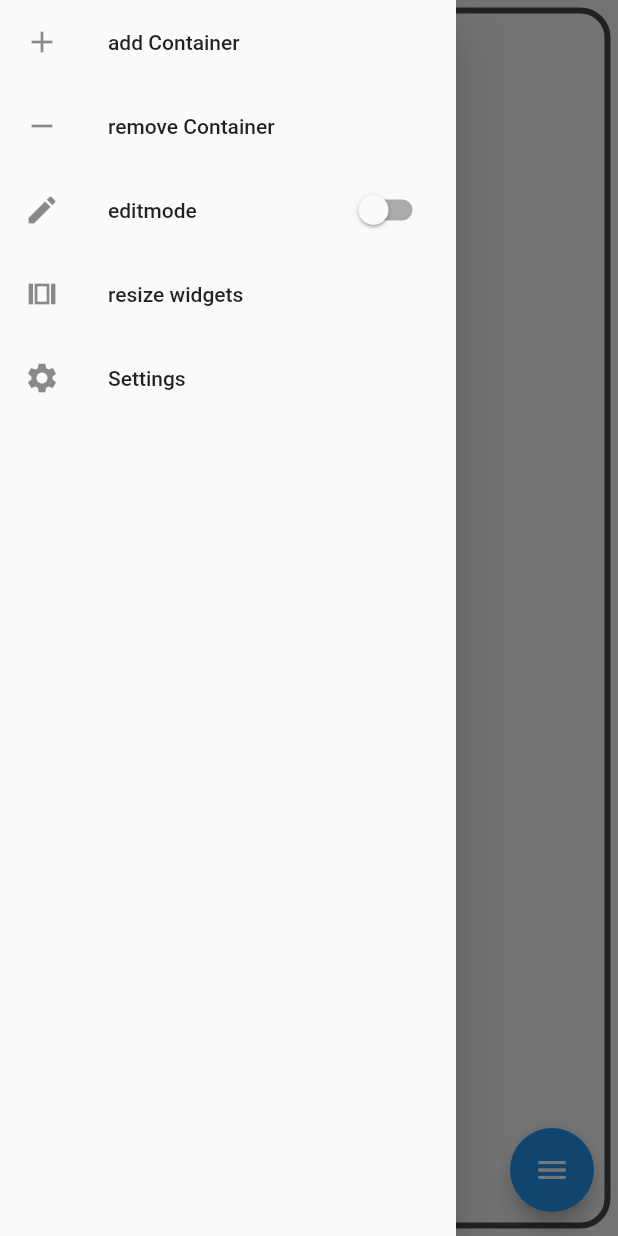
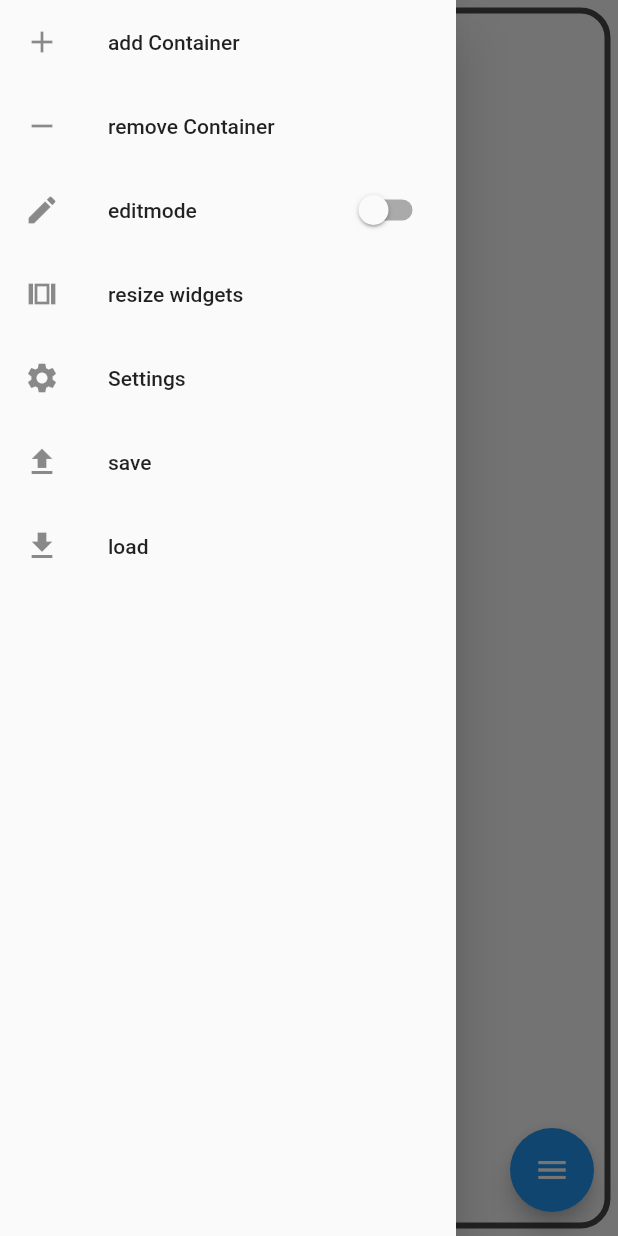
Before and after one commit to Projektkurs/smartclock, a Flutter app: the screen it shows after launch, with the side drawer open, on a phone screen of 412 x 824 dp. Run offline on Flutter 3.47's test engine with Material 2 defaults, Android fonts, the phone set to English and light mode, and no system bars.

Commit message:
changed configmenu to global variable
as every component needs to access the same function, it makes no sense
to parse it down always. This also makes it impossible to make json
files sideloadable between devices as they would need the same binary to
start with which is with different architectures not the case

```diff
--- a/lib/component/component.dart
+++ b/lib/component/component.dart
@@ -9,14 +9,14 @@ abstract class Component extends StatefulWidget {
   Component({
     required Key key,
     required this.gconfig,
-    required this.configMenu
   }): super(key: key);
   //todo: configMenu should be final
-  Function configMenu;
   GeneralConfig gconfig;
   bool built=false;
   Function? setState;
   @override
+    Map<String, dynamic> toJson() => {
+  };
   State<Component> createState() => ComponentState();
 }
 
@@ -56,7 +56,7 @@ mixin ComponentBuild<Parent extends Component>
       {
         return GestureDetector(
           onDoubleTap:
-          (){widget.configMenu([widget.key!],Parent,widget.gconfig,constraints.maxWidth,constraints.maxHeight);},
+          (){configmenu([widget.key!],Parent,widget.gconfig,constraints.maxWidth,constraints.maxHeight);},
           child:Container(
           alignment: Alignment.center,
           // 5px and 20px should be changed to a value relative to screen size
--- a/lib/component/components/clock.dart
+++ b/lib/component/components/clock.dart
@@ -18,10 +18,9 @@ class Clock extends Component
     required Key key,
     required gconfig,
     this.datetime,
-    required configMenu,
     isLive,
   })  : isLive = isLive ?? (datetime == null),
-        super(key: key,gconfig:gconfig,configMenu: configMenu);
+        super(key: key,gconfig:gconfig);
 
     Map<String, dynamic> toJson() => {
     'type':'clock'
--- a/lib/component/components/empty.dart
+++ b/lib/component/components/empty.dart
@@ -12,15 +12,13 @@ class Empty extends Component
     required this.gconfig,
     required this.resizeWidget,
     required this.replaceChildren,
-    required configMenu,
     })
-    : super(key: key,gconfig:gconfig,configMenu:configMenu);
+    : super(key: key,gconfig:gconfig,);
   final GeneralConfig<EmptyComponentConfig> gconfig;
   final Function resizeWidget;
   final Function replaceChildren;
   Map<String, dynamic> toJson() => {
     'type':'empty'
-
   };
   @override
   EmptyState createState() => EmptyState();
@@ -29,7 +27,6 @@ class Empty extends Component
 class EmptyState extends State<Empty> with ComponentBuild<Empty>
 {
   replace(){
-    widget.gconfig.cconfig.replacement.configMenu=widget.configMenu;
     widget.replaceChildren(widget.key, widget.gconfig.cconfig.replacement);
   }
   @override
--- a/lib/component/components/example.dart
+++ b/lib/component/components/example.dart
@@ -15,7 +15,7 @@ class ExampleComponent extends Component
     required this.resizeWidget,
     required configMenu,
     })
-    : super(key: key,gconfig:gconfig,configMenu:configMenu);
+    : super(key: key,gconfig:gconfig);
   @override
   final GeneralConfig<EmptyComponentConfig> gconfig;
   final Function resizeWidget;
--- a/lib/component/generalconfig.dart
+++ b/lib/component/generalconfig.dart
@@ -12,6 +12,13 @@ class GeneralConfig<ContentType>{
     ContentType cconfig;
     Type type;
     Function? configMenu;
+  Map<String, dynamic> toJson() => {
+    'flex':flex,
+    'type':type,
+    'theme':theme,
+    'configmenu':configMenu,
+    'cconfig':cconfig
+  };
   }
 
 class EmptyConfig{}
--- a/lib/main.dart
+++ b/lib/main.dart
@@ -37,6 +37,8 @@ class App extends StatefulWidget
   @override
   AppState createState() => AppState();
 }
+typedef Configmenu_t= void Function(List<Key> key,Type type,GeneralConfig config,double width,double height);
+Configmenu_t configmenu=(List<Key> key,Type type,GeneralConfig config,double width,double height){};
 
 class AppState extends State<App>
 {
@@ -63,9 +65,14 @@ class AppState extends State<App>
     _showlines=!_showlines;
   });}
 
+  @override
+  void initState() {
+    super.initState();
+    configmenu=configMenuMainParse;
+  }
   //editing mode
   bool _editmode=false;
-
+  String jsonsave="";
   //Key is used for callbacks(scaffholding/callbacks.dart)
   //it mustn't change, as they are saved at various places in the Widget tree
   final GlobalKey<ScaffoldingState> scaffholdingkey=GlobalKey();
@@ -79,13 +86,13 @@ class AppState extends State<App>
       2<<40,//arbitrary value for flex
       //should be high as to have many to have smooth transition
       EmptyConfig(),
-      Scaffolding) ,configMenu: configMenuMainParse,
-      direction: true, subcontainers: _maincontainers,showlines:_showlines,
-      parentConfigMenu: configMenuMainParse);
+      Scaffolding),
+      direction: true, subcontainers: _maincontainers,showlines:_showlines);
 
     ()async{
-      //racing betweeen append to DOM and Future
-      await Future.delayed(const Duration(milliseconds: 800), (){});
+      while(!mainscaffolding.state.mounted){
+        await Future.delayed(const Duration(milliseconds: 10), (){});
+      }
       debugPrint(jsonEncode(mainscaffolding));
     }();
     return Scaffold(
@@ -125,6 +132,21 @@ class AppState extends State<App>
               title: const  Text('Settings'),
               onTap: () => {Navigator.of(context).pop()},
             ),
+            ListTile(
+              leading: const Icon(Icons.file_upload),
+              title: const  Text('save'),
+              onTap: (){jsonsave=jsonEncode(mainscaffolding);},
+            ),
+                        ListTile(
+              leading: const Icon(Icons.file_download),
+              title: const  Text('load'),
+              onTap: (){setState(()
+              {
+                debugPrint("apply Config");
+                _maincontainers=jsonDecode(jsonsave)['subcontainers'];
+
+                });},
+            ),
           ],
         ),
       ),
--- a/lib/main_header.dart
+++ b/lib/main_header.dart
@@ -12,7 +12,7 @@ export 'dart:convert';
 export 'scaffholding/scaffolding.dart';
 export 'popups/popup.dart';
 export 'popups/menuoptions.dart';
-
+export 'main.dart';
 //configmenus
 export 'popups/configmenus/empty_menu.dart';
 
--- a/lib/popups/configmenus/empty_menu.dart
+++ b/lib/popups/configmenus/empty_menu.dart
@@ -54,7 +54,7 @@ mixin Emptymenu
   emptymenuapplycallback(){
     switch(components){
       case Componentenum.clock:
-        (widget.componentconfig! as GeneralConfig<EmptyComponentConfig>).cconfig.replacement=Clock(key: (widget.componentconfig! as GeneralConfig<EmptyComponentConfig>).cconfig.key, gconfig: GeneralConfig<Clockconfig>(widget.componentconfig!.theme, widget.componentconfig!.flex,const Clockconfig(), Clock), configMenu: (){});
+        (widget.componentconfig! as GeneralConfig<EmptyComponentConfig>).cconfig.replacement=Clock(key: (widget.componentconfig! as GeneralConfig<EmptyComponentConfig>).cconfig.key, gconfig: GeneralConfig<Clockconfig>(widget.componentconfig!.theme, widget.componentconfig!.flex,const Clockconfig(), Clock));
         (widget.componentconfig! as GeneralConfig<EmptyComponentConfig>).cconfig.apply=true;
         (widget.componentconfig! as GeneralConfig<EmptyComponentConfig>).cconfig.replace!();
         break;
--- a/lib/popups/popup.dart
+++ b/lib/popups/popup.dart
@@ -28,8 +28,7 @@ class PopupState extends State<Popup> with SingleTickerProviderStateMixin, Menuo
           children: [
               Clock(
         key:const Key("0"),
-        gconfig: widget.componentconfig!,
-        configMenu:(){},),
+        gconfig: widget.componentconfig!),
             Expanded(
             flex:widget.componentconfig!.flex,
             child:
--- a/lib/scaffholding/scaffolding.dart
+++ b/lib/scaffholding/scaffolding.dart
@@ -12,19 +12,14 @@ class Scaffolding extends Component
 {
   Scaffolding(
     {required Key key,
-    this.title,
     required gconfig,
     required this.direction, //false=vertical, true=horizontal
     required this.showlines,
-    required this.subcontainers,
-    required this.parentConfigMenu,
-    required configMenu}) //number of subcontainers
-  : super(key: key,gconfig:gconfig,configMenu: configMenu);
+    required this.subcontainers}) //number of subcontainers
+  : super(key: key,gconfig:gconfig);
   bool showlines;
-  final String? title;
   final bool direction;
   final int subcontainers;
-  final Function parentConfigMenu;
   var state=ScaffoldingState();
   @override
   ScaffoldingState createState() => ScaffoldingState();
@@ -33,10 +28,29 @@ class Scaffolding extends Component
       'direction': direction,
       'subcontainers': subcontainers,
       'length': state.childs.length};
+    if(state.childs.isNotEmpty){
     for(int i=0;i<(state.childs.length+1)/2;i++){
       retval["$i"] = state.childs[i*2];
+    }}
+    return retval;
+  }
+
+  Map<String, dynamic>? jsonconf;
+  bool updatejson=false;
+  Scaffolding.scafffromJson(Map<String, dynamic> json,Key key, GeneralConfig gconfig)
+    :direction=true,//json['direction'],
+    subcontainers=1,//json['subcontainers'],
+    showlines=false,
+    jsonconf=json,
+    super(key: key,gconfig:gconfig)
+  {
+    //childs=[];
+    if(state.mounted){
+      state.setState(() {updatejson=true;});
+    }{
+      updatejson=true;
     }
-    return retval;
+    //updatejson=true
   }
 
 }
@@ -51,7 +65,6 @@ class ScaffoldingState extends State<Scaffolding> with callbacks
   List<int> width = [];
   @override
   BoxConstraints callconstraints=const BoxConstraints();
-
 
   @override
   Widget build(BuildContext context)
@@ -98,7 +111,6 @@ class ScaffoldingState extends State<Scaffolding> with callbacks
           key: GlobalKey(),
           resizeWidget: resizeWidget,
           replaceChildren: replaceChildren,
-          configMenu: widget.configMenu,
         ));
       }
     if(widget.subcontainers*2-1 < childs.length){
```
